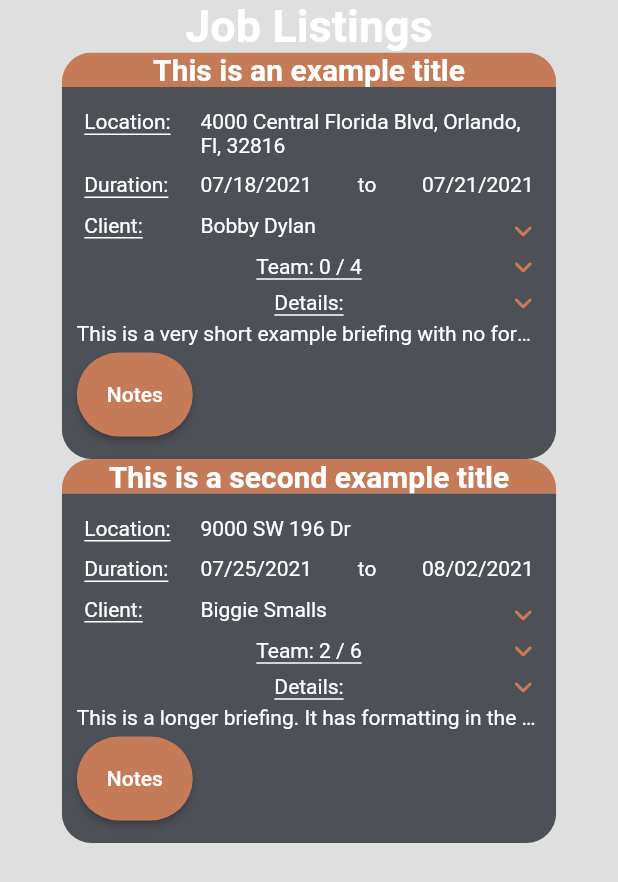
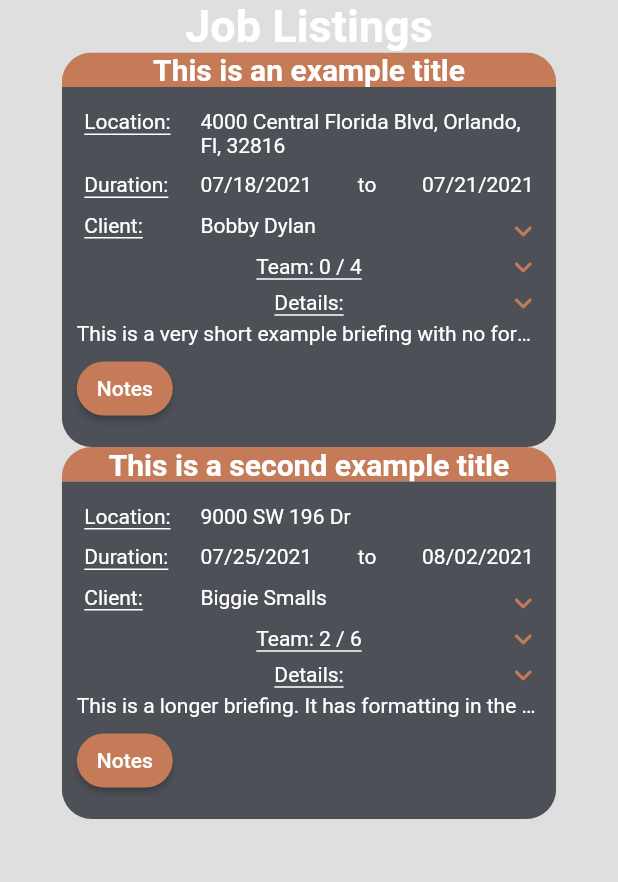
Before and after one commit to cgprats/COP4331-SchedulingManager, a Flutter app: the screen it shows after launch, on a phone screen of 412 x 824 dp. Shown: the top 882 px of the screen. Run offline on Flutter 3.47's test engine with Material 2 defaults, Android fonts, the phone set to English and light mode, and no system bars; accounts and stored records are empty.

Commit message:
Update Rounded Button

```diff
--- a/mobile/lib/components/animated_rounded_button.dart
+++ b/mobile/lib/components/animated_rounded_button.dart
@@ -10,6 +10,7 @@ class AnimatedRoundedButton extends StatefulWidget {
   final Color color, textColor;
   final double? width;
   final double? fontSize;
+  final EdgeInsetsGeometry padding;
   final Duration duration;
 
   const AnimatedRoundedButton({
@@ -20,6 +21,7 @@ class AnimatedRoundedButton extends StatefulWidget {
     this.textColor = CustomColors.white,
     this.width,
     this.fontSize,
+    this.padding = EdgeInsets.zero,
     required this.duration,
   }); // : super(key: key);
 
@@ -72,6 +74,7 @@ class _AnimatedRoundedButtonState extends State<AnimatedRoundedButton>
         textColor: widget.textColor,
         width: widget.width,
         fontSize: widget.fontSize,
+        padding: widget.padding,
       ),
     );
   }
--- a/mobile/lib/components/rounded_button.dart
+++ b/mobile/lib/components/rounded_button.dart
@@ -9,6 +9,7 @@ class RoundedButton extends StatefulWidget {
   final Color color, textColor;
   final double? width;
   final double? fontSize;
+  final EdgeInsetsGeometry padding;
 
   const RoundedButton({
     Key? key,
@@ -18,6 +19,7 @@ class RoundedButton extends StatefulWidget {
     this.textColor = CustomColors.white,
     this.width,
     this.fontSize,
+    this.padding = EdgeInsets.zero,
   }); // : super(key: key);
 
   @override
@@ -33,7 +35,8 @@ class _RoundedButtonState extends State<RoundedButton> {
       child: ElevatedButton(
         style: ButtonStyle(
           padding: MaterialStateProperty.all<EdgeInsetsGeometry>(
-            EdgeInsets.symmetric(vertical: 20, horizontal: 20),
+            // EdgeInsets.symmetric(vertical: 20, horizontal: 20),
+            widget.padding,
           ),
           shape: MaterialStateProperty.all<RoundedRectangleBorder>(
             RoundedRectangleBorder(
--- a/mobile/lib/screens/login_screen.dart
+++ b/mobile/lib/screens/login_screen.dart
@@ -122,6 +122,7 @@ class _MainPageState extends State<_MainPage> {
             text: 'SIGN IN',
             width: _size.width * 0.8,
             fontSize: 20,
+            padding: EdgeInsets.symmetric(vertical: 20, horizontal: 20),
             onPressed: () {
               if (_formKey.currentState!.validate()) {
                 _login(_payload);
--- a/mobile/lib/screens/sign_up_screen.dart
+++ b/mobile/lib/screens/sign_up_screen.dart
@@ -257,6 +257,7 @@ class _SignUpFormState extends State<_SignUpForm> {
             text: 'SIGN UP',
             width: _size.width * 0.8,
             fontSize: 20,
+            padding: EdgeInsets.symmetric(vertical: 20, horizontal: 20),
             color: GlobalData.accountType == 1
                 ? CustomColors.green
                 : CustomColors.purple,
```
